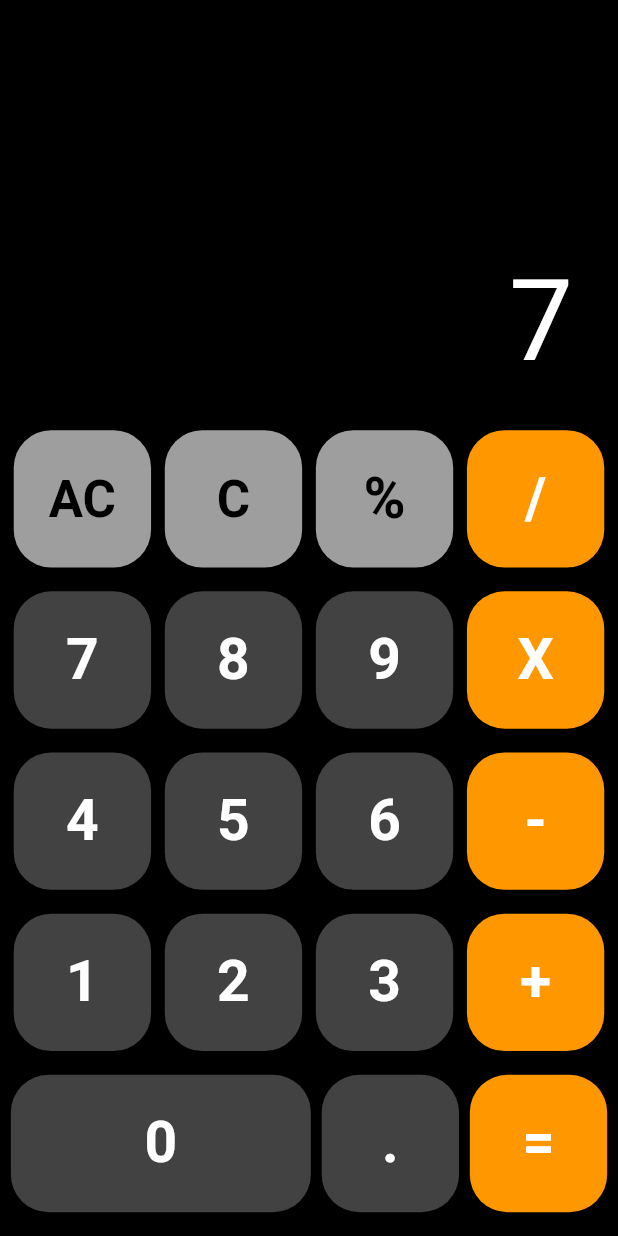
After one commit to keremkilic/Flutter_Bootcamp, a Flutter app: the Odev5 screen opened directly, after a tap on an icon or button, on a phone screen of 412 x 824 dp. The commit adds this screen. Run offline on Flutter 3.47's test engine with Material 2 defaults, Android fonts, the phone set to English and light mode, and no system bars; generated files the repository leaves out were written again.

Commit message:
Odev 5
Odev5

```diff
--- a/dart_dersleri/lib/Flutter/widget_kullanimi/widget_anasayfa.dart
+++ b/dart_dersleri/lib/Flutter/widget_kullanimi/widget_anasayfa.dart
@@ -18,6 +18,16 @@ class _WidgetAnaSayfaState extends State<WidgetAnaSayfa> {
   double ilerleme = 30.0;
   var tfSaat = TextEditingController();
   var tfTarih = TextEditingController();
+  var ulkelerListesi = <String>[];
+  String secilenUlke = "Türkiye";
+
+  @override
+  void initState() {
+    super.initState();
+    ulkelerListesi.add("Türkiye");
+    ulkelerListesi.add("Italya");
+    ulkelerListesi.add("Japonya");
+  }
 
   @override
   Widget build(BuildContext context) {
@@ -29,8 +39,8 @@ class _WidgetAnaSayfaState extends State<WidgetAnaSayfa> {
       appBar: AppBar(
         title: const Text("Widgets Kullanımı"),
       ),
-      body: Center(
-        child: SingleChildScrollView(
+      body: SingleChildScrollView(
+        child: Center(
           child: Column(
             children: [
               // TextField alanına girilen değeri gösterme
@@ -237,7 +247,8 @@ class _WidgetAnaSayfaState extends State<WidgetAnaSayfa> {
                           firstDate: DateTime(2000),
                           lastDate: DateTime(2030),
                         ).then((value) {
-                          tfTarih.text = "${value!.day}/${value.month}/${value.year}";
+                          tfTarih.text =
+                              "${value!.day}/${value.month}/${value.year}";
                         });
                       },
                       icon: Icon(Icons.date_range_outlined)),
@@ -251,6 +262,36 @@ class _WidgetAnaSayfaState extends State<WidgetAnaSayfa> {
                 },
                 child: const Text("Göster"),
               ),
+              //DropDownmenu ve DropDownItem
+              DropdownButton(
+                value: secilenUlke,
+                icon: const Icon(Icons.arrow_drop_down),
+                items: ulkelerListesi.map((ulke) {
+                  return DropdownMenuItem(value: ulke, child: Text(ulke));
+                }).toList(),
+                onChanged: (veri) {
+                  setState(() {
+                    secilenUlke = veri!;
+                  });
+                },
+              ),
+              GestureDetector(
+                  onTap: () {
+                    print("Container tek tıklandı");
+                  },
+                  onDoubleTap: () {
+                    print("Container çift tıklandı");
+                  },
+                  onLongPress: () {
+                    print("Container uzerine uzun basıldı");
+                  },
+                  child: Container(width: 200, height: 200, color: Colors.red,)),
+              ElevatedButton(
+                onPressed: () {
+                  print("Ulke durum : $secilenUlke");
+                },
+                child: const Text("Göster"),
+              ),
             ],
           ),
         ),
--- a/dart_dersleri/lib/odevler/Odev2/odev2_2Sayfa.dart
+++ b/dart_dersleri/lib/odevler/Odev2/odev2_2Sayfa.dart
@@ -1,7 +1,7 @@
 class Odev2_2Sayfa {
     // İç Açıların Toplamanı
-    int IcAciToplama(int kenarSayisi) {
-      int toplam = (kenarSayisi-2) * 180;
+    double IcAciToplama(int kenarSayisi) {
+      double toplam = (kenarSayisi - 2) * 180 / kenarSayisi;
       return toplam;
     }
 
--- a/dart_dersleri/lib/odevler/Odev2/odev2_main.dart
+++ b/dart_dersleri/lib/odevler/Odev2/odev2_main.dart
@@ -5,31 +5,31 @@ void main() {
   var o2 = Odev2_1Sayfa();
 
   //Kilometreyi Mile çevirme
-  double sonuc = o2.soru1(45);
+  double sonuc = o2.soru1(7.9);
   print(sonuc);
 
   //Dikdörgen Alan Hesaplama
-  o2.dikdortgen(10, 20);
+  o2.dikdortgen(4, 6);
 
   //FAKTORİYEL HESAPLAMA
-  int gelenDeger = o2.faktoriyel(4);
+  int gelenDeger = o2.faktoriyel(5);
   print("Faktoriyel Sonuc : $gelenDeger");
 
   //kelime içinde kaç adet e harfi
-  o2.harfBulma("eskisehir", "e");
+  o2.harfBulma("ankara", "a");
 
   //İç Açıların toplamı
   var o2_2 = Odev2_2Sayfa();
-  int icAciSonuc = o2_2.IcAciToplama(5);
+  double icAciSonuc = o2_2.IcAciToplama(6);
   print("İç Açıların Toplamı : $icAciSonuc");
 
   // Maas hesaplama
-  int gelenMaas = o2_2.maasHesaplama(20);
+  int gelenMaas = o2_2.maasHesaplama(15);
   print("Maaş : $gelenMaas");
 
 
   //OTOPARK UCRET HESAPLAMA
-  int gelenUcret =o2_2.otoparkUcretHesaplama(3);
+  int gelenUcret =o2_2.otoparkUcretHesaplama(6);
   print("Otopark ucreti : $gelenUcret");
 
 
--- /dev/null
+++ b/dart_dersleri/lib/odevler/Odev5/odev5_anasayfa.dart
@@ -0,0 +1,340 @@
+import 'package:flutter/material.dart';
+
+class Odev5 extends StatefulWidget {
+  const Odev5({Key? key}) : super(key: key);
+
+  @override
+  State<Odev5> createState() => _Odev5State();
+}
+
+class _Odev5State extends State<Odev5> {
+  late int sayi1;
+  late int sayi2;
+  String gosterilecekSayi = "";
+  String islemGecmis = "";
+  late String sonuc;
+  late String islemTutucu;
+
+  void buttonIslem(String butonDegerTutma) {
+    if (butonDegerTutma == "AC") {
+      gosterilecekSayi = "";
+      sonuc = "";
+      sayi1 = 0;
+      sayi2 = 0;
+      islemGecmis = "";
+      islemTutucu = "";
+    } else if (butonDegerTutma == "C") {
+      gosterilecekSayi = "";
+      sonuc = "";
+      sayi1 = 0;
+      sayi2 = 0;
+    } else if (butonDegerTutma == "+") {
+      sayi1 = int.parse(gosterilecekSayi);
+      sonuc = "";
+      islemTutucu = butonDegerTutma;
+    } else if (butonDegerTutma == "-") {
+      sayi1 = int.parse(gosterilecekSayi);
+      sonuc = "";
+      islemTutucu = butonDegerTutma;
+    } else if (butonDegerTutma == "X") {
+      sayi1 = int.parse(gosterilecekSayi);
+      sonuc = "";
+      islemTutucu = butonDegerTutma;
+    } else if (butonDegerTutma == "/") {
+      sayi1 = int.parse(gosterilecekSayi);
+      sonuc = "";
+      islemTutucu = butonDegerTutma;
+    } else if (butonDegerTutma == "=") {
+      sayi2 = int.parse(gosterilecekSayi);
+      if (islemTutucu == "+") {
+        sonuc = (sayi1 + sayi2).toString();
+        islemGecmis =
+            sayi1.toString() + islemTutucu.toString() + sayi2.toString();
+      } else if (islemTutucu == "-") {
+        sonuc = (sayi1 - sayi2).toString();
+        islemGecmis =
+            sayi1.toString() + islemTutucu.toString() + sayi2.toString();
+      } else if (islemTutucu == "X") {
+        sonuc = (sayi1 * sayi2).toString();
+        islemGecmis =
+            sayi1.toString() + islemTutucu.toString() + sayi2.toString();
+      } else if (islemTutucu == "/") {
+        sonuc = (sayi1 / sayi2).toString();
+        islemGecmis =
+            sayi1.toString() + islemTutucu.toString() + sayi2.toString();
+      }
+    } else {
+      sonuc = int.parse(gosterilecekSayi + butonDegerTutma).toString();
+    }
+    setState(() {
+      gosterilecekSayi = sonuc;
+    });
+  }
+
+  @override
+  Widget build(BuildContext context) {
+    var ekranBilgisi = MediaQuery.of(context);
+    double ekranGenisligi = ekranBilgisi.size.width;
+    double ekranYuksekligi = ekranBilgisi.size.height;
+    return Scaffold(
+      backgroundColor: Colors.black,
+      body: Center(
+        child: Column(
+          mainAxisAlignment: MainAxisAlignment.spaceEvenly,
+          children: [
+            Padding(
+              padding: const EdgeInsets.symmetric(horizontal: 25, vertical: 5),
+              child: Container(
+                alignment: const Alignment(1.0, -1.0),
+                height: 245,
+                child: Column(
+                  mainAxisAlignment: MainAxisAlignment.end,
+                  children: [
+                    Padding(
+                      padding: const EdgeInsets.fromLTRB(0, 0, 5, 8),
+                      child: Text(islemGecmis,
+                          style: TextStyle(
+                              fontSize: 20,
+                              color: Colors.white.withOpacity(0.5))),
+                    ),
+                    Padding(
+                      padding: const EdgeInsets.fromLTRB(10, 0, 5, 8),
+                      child: Text(gosterilecekSayi,
+                          style: const TextStyle(
+                              fontSize: 76, color: Colors.white)),
+                    ),
+                  ],
+                ),
+              ),
+            ),
+            Row(
+              mainAxisAlignment: MainAxisAlignment.spaceEvenly,
+              children: [
+                NumberButton(
+                    height: ekranYuksekligi / 9,
+                    width:  ekranGenisligi / 4.5,
+                    icerik: "AC",
+                    textColors: Colors.black,
+                    buttonColors: Colors.grey,
+                    fontsize: 34,
+                    tiklama: buttonIslem),
+                NumberButton(
+                    height: ekranYuksekligi / 9,
+                    width:  ekranGenisligi / 4.5,
+                    icerik: "C",
+                    textColors: Colors.black,
+                    buttonColors: Colors.grey,
+                    fontsize: 34,
+                    tiklama: buttonIslem),
+                NumberButton(
+                    height: ekranYuksekligi / 9,
+                    width:  ekranGenisligi / 4.5,
+                    icerik: "%",
+                    textColors: Colors.black,
+                    buttonColors: Colors.grey,
+                    fontsize: 38,
+                    tiklama: buttonIslem),
+                NumberButton(
+                    height: ekranYuksekligi / 9,
+                    width:  ekranGenisligi / 4.5,
+                    icerik: "/",
+                    textColors: Colors.white,
+                    buttonColors: Colors.orange,
+                    fontsize: 38,
+                    tiklama: buttonIslem),
+              ],
+            ),
+            Row(
+              mainAxisAlignment: MainAxisAlignment.spaceEvenly,
+              children: [
+                NumberButton(
+                    height: ekranYuksekligi / 9,
+                    width:  ekranGenisligi / 4.5,
+                    icerik: "7",
+                    textColors: Colors.white,
+                    buttonColors: Colors.grey.shade800,
+                    fontsize: 38,
+                    tiklama: buttonIslem),
+                NumberButton(
+                    height: ekranYuksekligi / 9,
+                    width:  ekranGenisligi / 4.5,
+                    icerik: "8",
+                    textColors: Colors.white,
+                    buttonColors: Colors.grey.shade800,
+                    fontsize: 38,
+                    tiklama: buttonIslem),
+                NumberButton(
+                    height: ekranYuksekligi / 9,
+                    width:  ekranGenisligi / 4.5,
+                    icerik: "9",
+                    textColors: Colors.white,
+                    buttonColors: Colors.grey.shade800,
+                    fontsize: 38,
+                    tiklama: buttonIslem),
+                NumberButton(
+                    height: ekranYuksekligi / 9,
+                    width:  ekranGenisligi / 4.5,
+                    icerik: "X",
+                    textColors: Colors.white,
+                    buttonColors: Colors.orange,
+                    fontsize: 38,
+                    tiklama: buttonIslem),
+              ],
+            ),
+            Row(
+              mainAxisAlignment: MainAxisAlignment.spaceEvenly,
+              children: [
+                NumberButton(
+                    height: ekranYuksekligi / 9,
+                    width:  ekranGenisligi / 4.5,
+                    icerik: "4",
+                    textColors: Colors.white,
+                    buttonColors: Colors.grey.shade800,
+                    fontsize: 38,
+                    tiklama: buttonIslem),
+                NumberButton(
+                    height: ekranYuksekligi / 9,
+                    width:  ekranGenisligi / 4.5,
+                    icerik: "5",
+                    textColors: Colors.white,
+                    buttonColors: Colors.grey.shade800,
+                    fontsize: 38,
+                    tiklama: buttonIslem),
+                NumberButton(
+                    height: ekranYuksekligi / 9,
+                    width:  ekranGenisligi / 4.5,
+                    icerik: "6",
+                    textColors: Colors.white,
+                    buttonColors: Colors.grey.shade800,
+                    fontsize: 38,
+                    tiklama: buttonIslem),
+                NumberButton(
+                    height: ekranYuksekligi / 9,
+                    width:  ekranGenisligi / 4.5,
+                    icerik: "-",
+                    textColors: Colors.white,
+                    buttonColors: Colors.orange,
+                    fontsize: 38,
+                    tiklama: buttonIslem),
+              ],
+            ),
+            Row(
+              mainAxisAlignment: MainAxisAlignment.spaceEvenly,
+              children: [
+                NumberButton(
+                    height: ekranYuksekligi / 9,
+                    width:  ekranGenisligi / 4.5,
+                    icerik: "1",
+                    textColors: Colors.white,
+                    buttonColors: Colors.grey.shade800,
+                    fontsize: 38,
+                    tiklama: buttonIslem),
+                NumberButton(
+                    height: ekranYuksekligi / 9,
+                    width:  ekranGenisligi / 4.5,
+                    icerik: "2",
+                    textColors: Colors.white,
+                    buttonColors: Colors.grey.shade800,
+                    fontsize: 38,
+                    tiklama: buttonIslem),
+                NumberButton(
+                    height: ekranYuksekligi / 9,
+                    width:  ekranGenisligi / 4.5,
+                    icerik: "3",
+                    textColors: Colors.white,
+                    buttonColors: Colors.grey.shade800,
+                    fontsize: 38,
+                    tiklama: buttonIslem),
+                NumberButton(
+                    height: ekranYuksekligi / 9,
+                    width:  ekranGenisligi / 4.5,
+                    icerik: "+",
+                    textColors: Colors.white,
+                    buttonColors: Colors.orange,
+                    fontsize: 38,
+                    tiklama: buttonIslem),
+              ],
+            ),
+            Row(
+              mainAxisAlignment: MainAxisAlignment.spaceEvenly,
+              children: [
+                SizedBox(
+                    width: 200,
+                    child: NumberButton(
+                        height: ekranYuksekligi / 9,
+                        width:  ekranGenisligi / 3,
+                        icerik: "0",
+                        textColors: Colors.white,
+                        buttonColors: Colors.grey.shade800,
+                        fontsize: 38,
+                        tiklama: buttonIslem)),
+                NumberButton(
+                    height: ekranYuksekligi / 9,
+                    width:  ekranGenisligi / 4.5,
+                    icerik: ".",
+                    textColors: Colors.white,
+                    buttonColors: Colors.grey.shade800,
+                    fontsize: 38,
+                    tiklama: buttonIslem),
+                NumberButton(
+                    height: ekranYuksekligi / 9,
+                    width:  ekranGenisligi / 4.5,
+                    icerik: "=",
+                    textColors: Colors.white,
+                    buttonColors: Colors.orange,
+                    fontsize: 38,
+                    tiklama: buttonIslem),
+              ],
+            ),
+          ],
+        ),
+      ),
+    );
+  }
+}
+
+class NumberButton extends StatelessWidget {
+  String icerik;
+  Color textColors;
+  Color buttonColors;
+  double fontsize;
+  final Function? tiklama;
+  double height;
+  double width;
+
+  NumberButton({
+    required this.icerik,
+    required this.textColors,
+    required this.buttonColors,
+    required this.fontsize,
+    required this.tiklama,
+    required this.height,
+    required this.width,
+  });
+
+  @override
+  Widget build(BuildContext context) {
+    return SizedBox(
+      width: width,
+      height: height,
+      child: GestureDetector(
+        onTap: () {
+          tiklama!(icerik);
+        },
+        child: Container(
+          decoration: BoxDecoration(
+              color: buttonColors,
+              borderRadius: BorderRadius.all(Radius.circular(25))),
+          child: Center(
+              child: Text(
+            icerik,
+            style: TextStyle(
+                color: textColors,
+                fontSize: fontsize,
+                fontWeight: FontWeight.bold),
+          )),
+        ),
+      ),
+    );
+  }
+}
--- /dev/null
+++ b/dart_dersleri/lib/odevler/Odev5/odev5_main.dart
@@ -0,0 +1,23 @@
+import 'package:dart_dersleri/odevler/Odev5/odev5_anasayfa.dart';
+import 'package:flutter/material.dart';
+
+void main() {
+  runApp(const MyApp());
+}
+
+class MyApp extends StatelessWidget {
+  const MyApp({super.key});
+
+  @override
+  Widget build(BuildContext context) {
+    return MaterialApp(
+      title: 'Flutter Demo',
+      debugShowCheckedModeBanner: false,
+      theme: ThemeData(
+        colorScheme: ColorScheme.fromSeed(seedColor: Colors.deepPurple),
+        //useMaterial3: true,
+      ),
+      home: const Odev5(),
+    );
+  }
+}
```
Also changed, not shown: dart_dersleri/lib/Flutter/kisiler_uygulamasi/kisiler_anasayfa.dart (added), dart_dersleri/lib/Flutter/kisiler_uygulamasi/kisiler_kayit_detay.dart (added), dart_dersleri/lib/Flutter/kisiler_uygulamasi/kisiler_kayit_ekleme.dart (added), dart_dersleri/lib/Flutter/kisiler_uygulamasi/kisiler_uygulama_main.dart (added).
